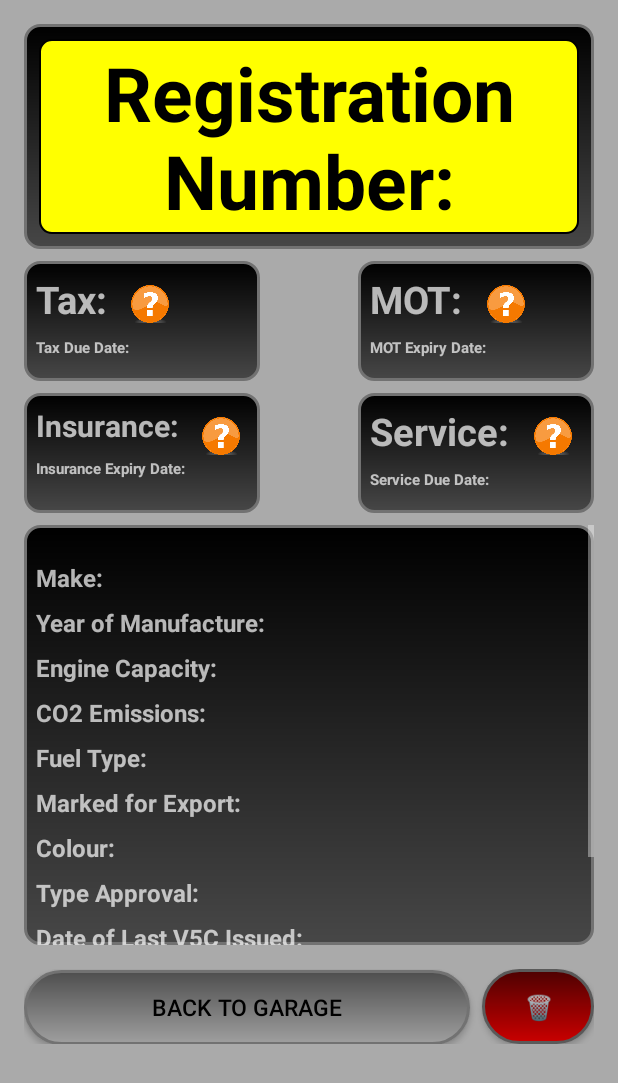
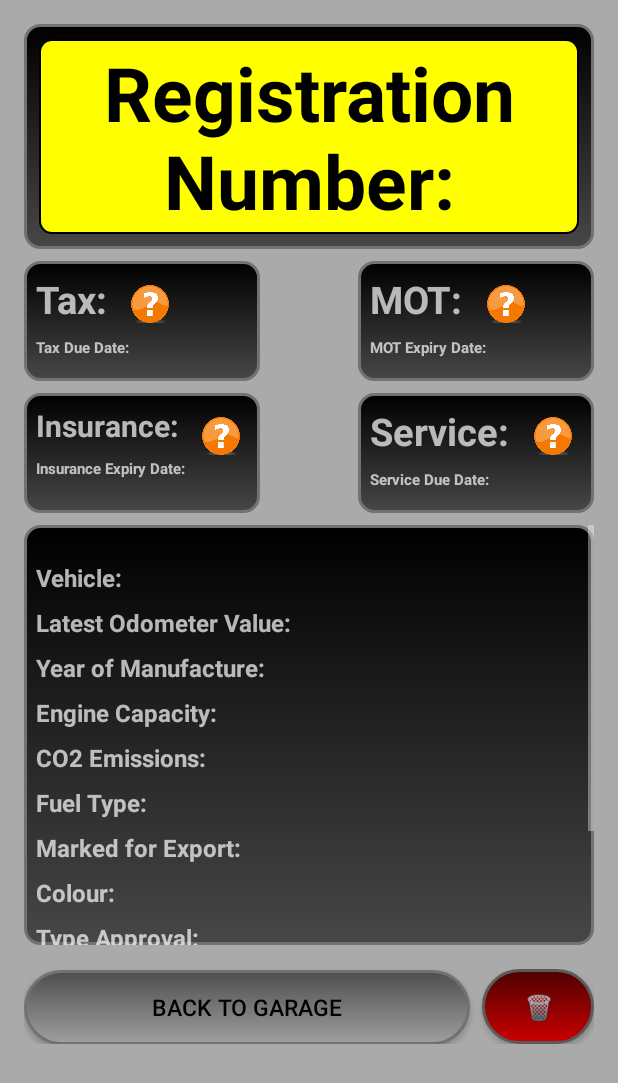
Before and after one commit to 03luqman1/AutoConnect, an Android app: the fragment VehicleFragment shown on its own in the app's theme, on a phone screen of 412 x 824 dp. Shown: the top 1083 px of the screen. Run offline under Robolectric (Android 15) with nearby library versions, the phone set to English and light mode, and no system bars; our stand-ins replace Firebase (no records; nobody signed in at launch, a user with empty details on screens opened directly); 27 statements that could not run were skipped.

Commit message:
Vehicle details now include model and odometer value

```diff
--- a/app/src/main/java/com/example/autoconnect/VehicleInfo.kt
+++ b/app/src/main/java/com/example/autoconnect/VehicleInfo.kt
@@ -21,5 +21,8 @@ data class VehicleInfo(
     val wheelplan: String = "",
     val monthOfFirstRegistration: String = "",
     var insuranceExpiry: String = "",
-    var serviceDue: String = ""
+    var serviceDue: String = "",
+    var model: String = "",
+    var odometer: String = "0",
+    var odometerUnit: String = "mi"
 ): Serializable
--- a/app/src/main/java/com/example/autoconnect/ui/vehicle/VehicleFragment.kt
+++ b/app/src/main/java/com/example/autoconnect/ui/vehicle/VehicleFragment.kt
@@ -80,8 +80,11 @@ class VehicleFragment : Fragment() {
         }
 
 
-        val textViewMake = view.findViewById<TextView>(R.id.textViewMake)
-        textViewMake.text = "Make: ${vehicleInfo.make}"
+        val textViewMake = view.findViewById<TextView>(R.id.textViewMakeAndModel)
+        textViewMake.text = "Vehicle: ${vehicleInfo.make}"+" ${vehicleInfo.model}"
+
+        val textViewOdometer = view.findViewById<TextView>(R.id.textViewOdometer)
+        textViewOdometer.text = "Latest Odometer Value: ${vehicleInfo.odometer}"+" ${vehicleInfo.odometerUnit}"
 
         val textViewYearOfManufacture = view.findViewById<TextView>(R.id.textViewYearOfManufacture)
         textViewYearOfManufacture.text = "Year of Manufacture: ${vehicleInfo.yearOfManufacture}"
--- a/app/src/main/res/layout/fragment_about.xml
+++ b/app/src/main/res/layout/fragment_about.xml
@@ -56,7 +56,7 @@
                 android:id="@+id/aboutApp"
                 android:layout_width="match_parent"
                 android:layout_height="wrap_content"
-                android:text="This app is for my coursework\n\nAdd more text here\n\nAlso add more relevant text here about the app and how to use it\n\nIf necessary add another section of text with more info about the app."
+                android:text="This app is for my coursework\n\nAdd more text here\n\nAlso add more relevant text here about the app and how to use it\n\nIf necessary add another section of text with more info about the app.\n\nAlso dont forget to add referneces for images used in the app!"
                 android:padding="8dp"
                 android:textColor="#FFFFFF"/>
 
--- a/app/src/main/res/layout/fragment_vehicle.xml
+++ b/app/src/main/res/layout/fragment_vehicle.xml
@@ -227,12 +227,22 @@
 
 
                 <TextView
-                    android:id="@+id/textViewMake"
+                    android:id="@+id/textViewMakeAndModel"
                     android:layout_width="wrap_content"
                     android:layout_height="wrap_content"
-                    android:text="Make:"
+                    android:text="Vehicle:"
                     android:textSize="16sp"
                     android:textStyle="bold"
+                    android:layout_marginTop="8dp"/>
+
+                <TextView
+                    android:id="@+id/textViewOdometer"
+                    android:layout_width="wrap_content"
+                    android:layout_height="wrap_content"
+                    android:text="Latest Odometer Value:"
+                    android:textSize="16sp"
+                    android:textStyle="bold"
+                    android:layout_below="@id/textViewMakeAndModel"
                     android:layout_marginTop="8dp"/>
 
                 <TextView
@@ -242,7 +252,7 @@
                     android:text="Year of Manufacture:"
                     android:textSize="16sp"
                     android:textStyle="bold"
-                    android:layout_below="@id/textViewMake"
+                    android:layout_below="@id/textViewOdometer"
                     android:layout_marginTop="8dp"/>
 
                 <TextView
```
Also changed, not shown: app/src/main/java/com/example/autoconnect/ui/garage/GarageFragment.kt (+22 -14 lines).
